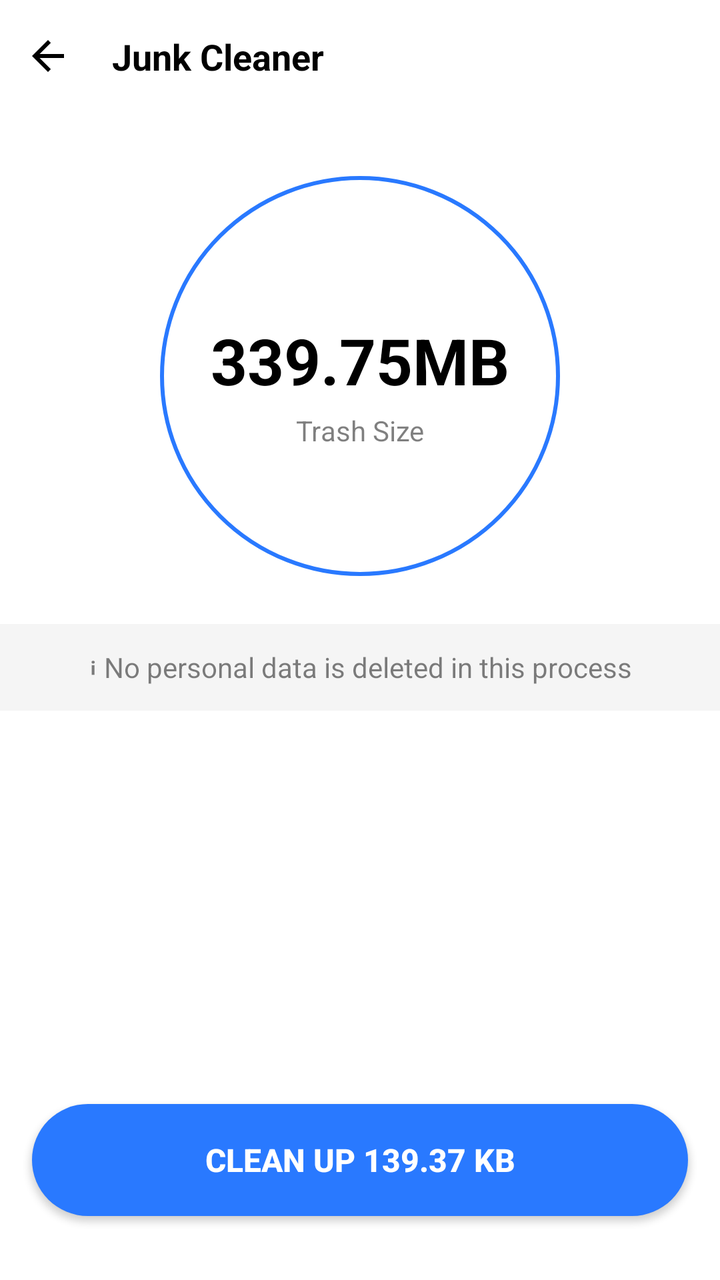
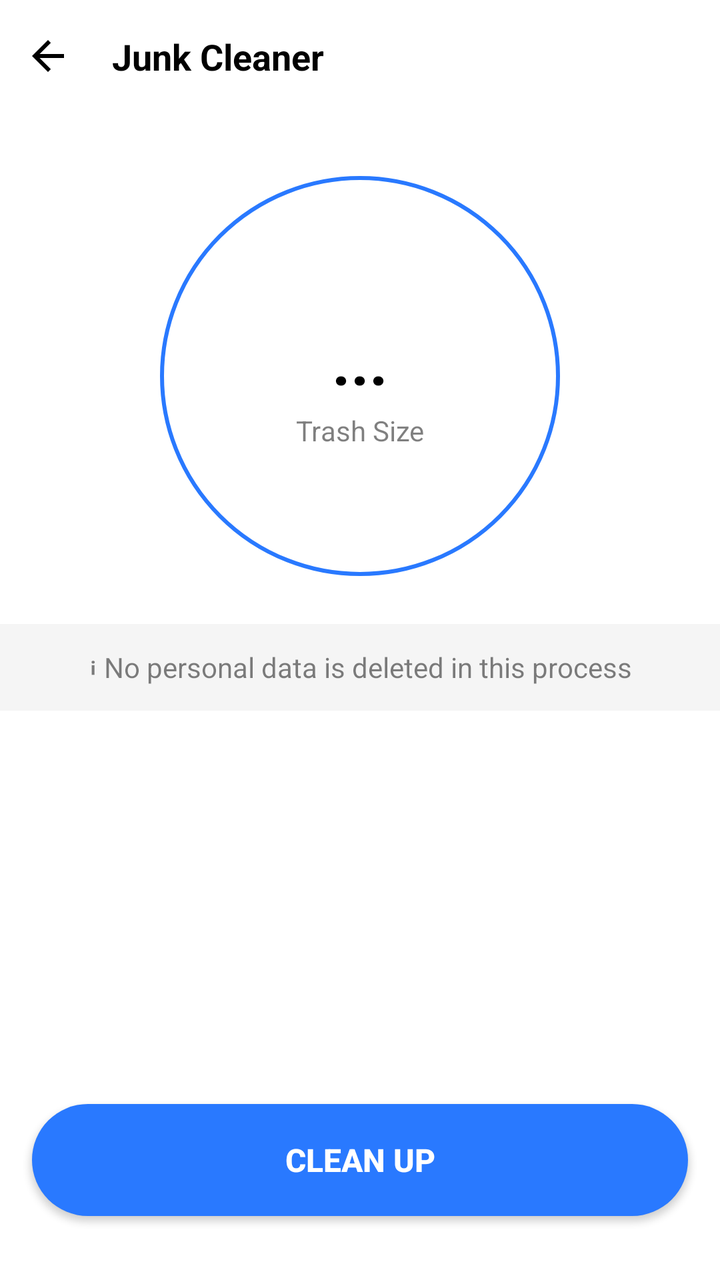

Screens rendered from an Android XML layout before and after an edit, with the pre-edit source and the edit as a unified diff.
<!-- AndroidManifest.xml: activity theme Theme.MobileCleaner -->
<!-- res/layout/activity_junk_cleaner.xml -->
<?xml version="1.0" encoding="utf-8"?>
<androidx.constraintlayout.widget.ConstraintLayout
    xmlns:android="http://schemas.android.com/apk/res/android"
    xmlns:app="http://schemas.android.com/apk/res-auto"
    android:layout_width="match_parent"
    android:layout_height="match_parent"
    android:background="@color/white">

    
    <androidx.constraintlayout.widget.ConstraintLayout
        android:id="@+id/toolbar"
        android:layout_width="match_parent"
        android:layout_height="56dp"
        android:background="@color/white"
        app:layout_constraintTop_toTopOf="parent">

        <ImageView
            android:id="@+id/btn_back"
            android:layout_width="48dp"
            android:layout_height="48dp"
            android:src="@drawable/ic_arrow_back"
            android:padding="12dp"
            android:background="?attr/selectableItemBackgroundBorderless"
            app:layout_constraintStart_toStartOf="parent"
            app:layout_constraintTop_toTopOf="parent"
            app:layout_constraintBottom_toBottomOf="parent" />

        <TextView
            android:layout_width="wrap_content"
            android:layout_height="wrap_content"
            android:text="@string/junk_cleaner_title"
            android:textSize="18sp"
            android:textStyle="bold"
            android:textColor="@color/black"
            app:layout_constraintStart_toEndOf="@id/btn_back"
            app:layout_constraintTop_toTopOf="parent"
            app:layout_constraintBottom_toBottomOf="parent"
            android:layout_marginStart="8dp" />

    </androidx.constraintlayout.widget.ConstraintLayout>

    
    <androidx.constraintlayout.widget.ConstraintLayout
        android:id="@+id/size_container"
        android:layout_width="200dp"
        android:layout_height="200dp"
        app:layout_constraintTop_toBottomOf="@id/toolbar"
        app:layout_constraintStart_toStartOf="parent"
        app:layout_constraintEnd_toEndOf="parent"
        android:layout_marginTop="32dp">

        
        <View
            android:layout_width="match_parent"
            android:layout_height="match_parent"
            android:background="@drawable/circle_outline_blue" />

        
        <TextView
            android:id="@+id/tv_total_size"
            android:layout_width="wrap_content"
            android:layout_height="wrap_content"
            android:text="339.75MB"
            android:textSize="32sp"
            android:textStyle="bold"
            android:textColor="@color/black"
            app:layout_constraintTop_toTopOf="parent"
            app:layout_constraintBottom_toBottomOf="parent"
            app:layout_constraintStart_toStartOf="parent"
            app:layout_constraintEnd_toEndOf="parent"
            app:layout_constraintVertical_bias="0.45" />

        
        <TextView
            android:id="@+id/tv_total_size_label"
            android:layout_width="wrap_content"
            android:layout_height="wrap_content"
            android:text="@string/junk_cleaner_trash_size"
            android:textSize="14sp"
            android:textColor="@color/gray_dark"
            app:layout_constraintTop_toBottomOf="@id/tv_total_size"
            app:layout_constraintStart_toStartOf="parent"
            app:layout_constraintEnd_toEndOf="parent"
            android:layout_marginTop="4dp" />

    </androidx.constraintlayout.widget.ConstraintLayout>

    
    <TextView
        android:id="@+id/tv_disclaimer"
        android:layout_width="0dp"
        android:layout_height="wrap_content"
        android:text="@string/junk_cleaner_disclaimer"
        android:textSize="14sp"
        android:textColor="@color/gray_dark"
        android:gravity="center"
        android:background="@color/gray_light"
        android:padding="12dp"
        app:layout_constraintTop_toBottomOf="@id/size_container"
        app:layout_constraintStart_toStartOf="parent"
        app:layout_constraintEnd_toEndOf="parent"
        android:layout_marginTop="24dp" />

    
    <androidx.recyclerview.widget.RecyclerView
        android:id="@+id/recycler_view"
        android:layout_width="match_parent"
        android:layout_height="0dp"
        app:layout_constraintTop_toBottomOf="@id/tv_disclaimer"
        app:layout_constraintBottom_toTopOf="@id/btn_clean_up"
        android:layout_marginTop="16dp"
        android:layout_marginBottom="16dp" />

    
    <Button
        android:id="@+id/btn_clean_up"
        android:layout_width="0dp"
        android:layout_height="56dp"
        android:text="Clean Up 139.37 KB"
        android:textSize="16sp"
        android:textStyle="bold"
        android:textColor="@color/white"
        android:background="@drawable/button_primary_bg"
        app:layout_constraintBottom_toBottomOf="parent"
        app:layout_constraintStart_toStartOf="parent"
        app:layout_constraintEnd_toEndOf="parent"
        android:layout_marginStart="16dp"
        android:layout_marginEnd="16dp"
        android:layout_marginBottom="32dp" />

</androidx.constraintlayout.widget.ConstraintLayout>
<!-- resources referenced by this layout -->
<resources>
  <color name="black">#000000</color>
  <color name="gray_dark">#80000000</color>
  <color name="gray_light">#F5F5F5</color>
  <color name="white">#FFFFFF</color>
  <!-- drawable button_primary_bg (drawable) -->
  <?xml version="1.0" encoding="utf-8"?>
  <shape xmlns:android="http://schemas.android.com/apk/res/android">
      <solid android:color="@color/blue_600"/>
      <corners android:radius="28dp"/>
  </shape>
  <!-- drawable circle_outline_blue (drawable) -->
  <?xml version="1.0" encoding="utf-8"?>
  <shape xmlns:android="http://schemas.android.com/apk/res/android"
      android:shape="oval">
  
      
      <solid android:color="@color/transparent" />
  
      
      <stroke
          android:width="2dp"
          android:color="@color/blue_600" />
  
      
      <size
          android:width="200dp"
          android:height="200dp" />
  
  </shape>
  <!-- drawable ic_arrow_back (drawable) -->
  <?xml version="1.0" encoding="utf-8"?>
  <vector xmlns:android="http://schemas.android.com/apk/res/android"
      android:width="24dp"
      android:height="24dp"
      android:viewportWidth="24"
      android:viewportHeight="24"
      android:tint="@color/black">
      <path
          android:fillColor="#FF000000"
          android:pathData="M20,11H7.83l5.59,-5.59L12,4l-8,8 8,8 1.41,-1.41L7.83,13H20v-2z"/>
  </vector>
  <string name="junk_cleaner_disclaimer">ℹ No personal data is deleted in this process</string>
  <string name="junk_cleaner_title">Junk Cleaner</string>
  <string name="junk_cleaner_trash_size">Trash Size</string>
  <style name="Theme.MobileCleaner" parent="Theme.Material3.Light.NoActionBar" />
  <color name="blue_600">#2979FF</color>
  <color name="transparent">#00000000</color>
</resources>

<!-- the commit's change to res/layout/activity_junk_cleaner.xml (unified diff, before → after) -->
@@ -41,91 +41,198 @@
 
     
     <androidx.constraintlayout.widget.ConstraintLayout
-        android:id="@+id/size_container"
-        android:layout_width="200dp"
-        android:layout_height="200dp"
+        android:id="@+id/junk_view_container"
+        android:layout_width="match_parent"
+        android:layout_height="0dp"
         app:layout_constraintTop_toBottomOf="@id/toolbar"
-        app:layout_constraintStart_toStartOf="parent"
-        app:layout_constraintEnd_toEndOf="parent"
-        android:layout_marginTop="32dp">
-
-        
-        <View
-            android:layout_width="match_parent"
-            android:layout_height="match_parent"
-            android:background="@drawable/circle_outline_blue" />
-
-        
-        <TextView
-            android:id="@+id/tv_total_size"
-            android:layout_width="wrap_content"
-            android:layout_height="wrap_content"
-            android:text="339.75MB"
-            android:textSize="32sp"
-            android:textStyle="bold"
-            android:textColor="@color/black"
-            app:layout_constraintTop_toTopOf="parent"
-            app:layout_constraintBottom_toBottomOf="parent"
-            app:layout_constraintStart_toStartOf="parent"
-            app:layout_constraintEnd_toEndOf="parent"
-            app:layout_constraintVertical_bias="0.45" />
-
-        
-        <TextView
-            android:id="@+id/tv_total_size_label"
-            android:layout_width="wrap_content"
-            android:layout_height="wrap_content"
-            android:text="@string/junk_cleaner_trash_size"
+        app:layout_constraintBottom_toBottomOf="parent">
+
+        
+        <androidx.constraintlayout.widget.ConstraintLayout
+            android:id="@+id/size_container"
+            android:layout_width="200dp"
+            android:layout_height="200dp"
+            app:layout_constraintTop_toTopOf="parent"
+            app:layout_constraintStart_toStartOf="parent"
+            app:layout_constraintEnd_toEndOf="parent"
+            android:layout_marginTop="32dp">
+
+            
+            <View
+                android:layout_width="match_parent"
+                android:layout_height="match_parent"
+                android:background="@drawable/circle_outline_blue" />
+
+            
+            <TextView
+                android:id="@+id/tv_total_size"
+                android:layout_width="wrap_content"
+                android:layout_height="wrap_content"
+                android:text="..."
+                android:textSize="32sp"
+                android:textStyle="bold"
+                android:textColor="@color/black"
+                app:layout_constraintTop_toTopOf="parent"
+                app:layout_constraintBottom_toBottomOf="parent"
+                app:layout_constraintStart_toStartOf="parent"
+                app:layout_constraintEnd_toEndOf="parent"
+                app:layout_constraintVertical_bias="0.45" />
+
+            
+            <TextView
+                android:id="@+id/tv_total_size_label"
+                android:layout_width="wrap_content"
+                android:layout_height="wrap_content"
+                android:text="@string/junk_cleaner_trash_size"
+                android:textSize="14sp"
+                android:textColor="@color/gray_dark"
+                app:layout_constraintTop_toBottomOf="@id/tv_total_size"
+                app:layout_constraintStart_toStartOf="parent"
+                app:layout_constraintEnd_toEndOf="parent"
+                android:layout_marginTop="4dp" />
+
+        </androidx.constraintlayout.widget.ConstraintLayout>
+
+        
+        <TextView
+            android:id="@+id/tv_disclaimer"
+            android:layout_width="0dp"
+            android:layout_height="wrap_content"
+            android:text="@string/junk_cleaner_disclaimer"
             android:textSize="14sp"
             android:textColor="@color/gray_dark"
-            app:layout_constraintTop_toBottomOf="@id/tv_total_size"
-            app:layout_constraintStart_toStartOf="parent"
-            app:layout_constraintEnd_toEndOf="parent"
-            android:layout_marginTop="4dp" />
+            android:gravity="center"
+            android:background="@color/gray_light"
+            android:padding="12dp"
+            app:layout_constraintTop_toBottomOf="@id/size_container"
+            app:layout_constraintStart_toStartOf="parent"
+            app:layout_constraintEnd_toEndOf="parent"
+            android:layout_marginTop="24dp" />
+
+        
+        <androidx.recyclerview.widget.RecyclerView
+            android:id="@+id/recycler_view"
+            android:layout_width="match_parent"
+            android:layout_height="0dp"
+            app:layout_constraintTop_toBottomOf="@id/tv_disclaimer"
+            app:layout_constraintBottom_toTopOf="@id/btn_clean_up"
+            android:layout_marginTop="16dp"
+            android:layout_marginBottom="16dp" />
+
+        
+        <Button
+            android:id="@+id/btn_clean_up"
+            android:layout_width="0dp"
+            android:layout_height="56dp"
+            android:text="Clean Up"
+            android:textSize="16sp"
+            android:textStyle="bold"
+            android:textColor="@color/white"
+            android:background="@drawable/button_primary_bg"
+            app:layout_constraintBottom_toBottomOf="parent"
+            app:layout_constraintStart_toStartOf="parent"
+            app:layout_constraintEnd_toEndOf="parent"
+            android:layout_marginStart="16dp"
+            android:layout_marginEnd="16dp"
+            android:layout_marginBottom="32dp" />
 
     </androidx.constraintlayout.widget.ConstraintLayout>
 
     
-    <TextView
-        android:id="@+id/tv_disclaimer"
-        android:layout_width="0dp"
-        android:layout_height="wrap_content"
-        android:text="@string/junk_cleaner_disclaimer"
-        android:textSize="14sp"
-        android:textColor="@color/gray_dark"
-        android:gravity="center"
-        android:background="@color/gray_light"
-        android:padding="12dp"
-        app:layout_constraintTop_toBottomOf="@id/size_container"
-        app:layout_constraintStart_toStartOf="parent"
-        app:layout_constraintEnd_toEndOf="parent"
-        android:layout_marginTop="24dp" />
-
-    
-    <androidx.recyclerview.widget.RecyclerView
-        android:id="@+id/recycler_view"
+    <androidx.constraintlayout.widget.ConstraintLayout
+        android:id="@+id/progress_container"
         android:layout_width="match_parent"
         android:layout_height="0dp"
-        app:layout_constraintTop_toBottomOf="@id/tv_disclaimer"
-        app:layout_constraintBottom_toTopOf="@id/btn_clean_up"
-        android:layout_marginTop="16dp"
-        android:layout_marginBottom="16dp" />
-
-    
-    <Button
-        android:id="@+id/btn_clean_up"
-        android:layout_width="0dp"
-        android:layout_height="56dp"
-        android:text="Clean Up 139.37 KB"
-        android:textSize="16sp"
-        android:textStyle="bold"
-        android:textColor="@color/white"
-        android:background="@drawable/button_primary_bg"
-        app:layout_constraintBottom_toBottomOf="parent"
-        app:layout_constraintStart_toStartOf="parent"
-        app:layout_constraintEnd_toEndOf="parent"
-        android:layout_marginStart="16dp"
-        android:layout_marginEnd="16dp"
-        android:layout_marginBottom="32dp" />
+        android:visibility="gone"
+        app:layout_constraintTop_toBottomOf="@id/toolbar"
+        app:layout_constraintBottom_toBottomOf="parent">
+
+        
+        <ProgressBar
+            android:id="@+id/circular_progress_bar"
+            style="?android:attr/progressBarStyleHorizontal"
+            android:layout_width="200dp"
+            android:layout_height="200dp"
+            android:progress="0"
+            android:max="100"
+            android:progressDrawable="@drawable/circular_progress_drawable"
+            app:layout_constraintTop_toTopOf="parent"
+            app:layout_constraintStart_toStartOf="parent"
+            app:layout_constraintEnd_toEndOf="parent"
+            app:layout_constraintVertical_bias="0.25"
+            android:layout_marginTop="32dp" />
+
+        
+        <TextView
+            android:id="@+id/tv_progress_percent"
+            android:layout_width="wrap_content"
+            android:layout_height="wrap_content"
+            android:text="60%"
+            android:textSize="48sp"
+            android:textStyle="bold"
+            android:textColor="@color/black"
+            app:layout_constraintTop_toTopOf="@id/circular_progress_bar"
+            app:layout_constraintBottom_toBottomOf="@id/circular_progress_bar"
+            app:layout_constraintStart_toStartOf="@id/circular_progress_bar"
+            app:layout_constraintEnd_toEndOf="@id/circular_progress_bar" />
+
+        
+        <TextView
+            android:id="@+id/tv_progress_status"
+            android:layout_width="wrap_content"
+            android:layout_height="wrap_content"
+            android:text="Cleaning..."
+            android:textSize="16sp"
+            android:textColor="@color/gray_dark"
+            app:layout_constraintTop_toBottomOf="@id/circular_progress_bar"
+            app:layout_constraintStart_toStartOf="parent"
+            app:layout_constraintEnd_toEndOf="parent"
+            android:layout_marginTop="16dp" />
+
+        
+        <Button
+            android:id="@+id/btn_stop_cleaning"
+            android:layout_width="0dp"
+            android:layout_height="56dp"
+            android:text="Stop Cleaning"
+            android:textSize="16sp"
+            android:textStyle="bold"
+            android:textColor="@color/white"
+            android:background="@drawable/button_danger_bg"
+            android:drawableEnd="@drawable/ic_bolt"
+            android:drawablePadding="8dp"
+            app:layout_constraintTop_toBottomOf="@id/tv_progress_status"
+            app:layout_constraintStart_toStartOf="parent"
+            app:layout_constraintEnd_toEndOf="parent"
+            android:layout_marginStart="16dp"
+            android:layout_marginEnd="16dp"
+            android:layout_marginTop="32dp" />
+
+        
+        <TextView
+            android:layout_width="0dp"
+            android:layout_height="wrap_content"
+            android:text="@string/junk_cleaner_disclaimer"
+            android:textSize="14sp"
+            android:textColor="@color/gray_dark"
+            android:gravity="center"
+            android:background="@color/gray_light"
+            android:padding="12dp"
+            app:layout_constraintTop_toBottomOf="@id/btn_stop_cleaning"
+            app:layout_constraintStart_toStartOf="parent"
+            app:layout_constraintEnd_toEndOf="parent"
+            android:layout_marginTop="24dp" />
+
+        
+        <androidx.recyclerview.widget.RecyclerView
+            android:id="@+id/progress_recycler_view"
+            android:layout_width="match_parent"
+            android:layout_height="0dp"
+            app:layout_constraintTop_toBottomOf="@id/btn_stop_cleaning"
+            app:layout_constraintBottom_toBottomOf="parent"
+            android:layout_marginTop="80dp"
+            android:layout_marginBottom="16dp" />
+
+    </androidx.constraintlayout.widget.ConstraintLayout>
 
 </androidx.constraintlayout.widget.ConstraintLayout>
<!-- resource entries referenced after the edit -->
@@ -4,6 +4,18 @@
   <color name="gray_dark">#80000000</color>
   <color name="gray_light">#F5F5F5</color>
   <color name="white">#FFFFFF</color>
+  <!-- drawable button_danger_bg (drawable) -->
+  <?xml version="1.0" encoding="utf-8"?>
+  <shape xmlns:android="http://schemas.android.com/apk/res/android"
+      android:shape="rectangle">
+  
+      
+      <solid android:color="#F44336" />
+  
+      
+      <corners android:radius="28dp" />
+  
+  </shape>
   <!-- drawable button_primary_bg (drawable) -->
   <?xml version="1.0" encoding="utf-8"?>
   <shape xmlns:android="http://schemas.android.com/apk/res/android">
@@ -29,6 +41,35 @@
           android:height="200dp" />
   
   </shape>
+  <!-- drawable circular_progress_drawable (drawable) -->
+  <?xml version="1.0" encoding="utf-8"?>
+  <layer-list xmlns:android="http://schemas.android.com/apk/res/android">
+      
+      <item>
+          <shape
+              android:shape="ring"
+              android:innerRadiusRatio="2.5"
+              android:thicknessRatio="20"
+              android:useLevel="false">
+              <solid android:color="@color/gray_medium" />
+          </shape>
+      </item>
+  
+      
+      <item>
+          <rotate
+              android:fromDegrees="270"
+              android:toDegrees="270">
+              <shape
+                  android:shape="ring"
+                  android:innerRadiusRatio="2.5"
+                  android:thicknessRatio="20"
+                  android:useLevel="true">
+                  <solid android:color="@color/blue_600" />
+              </shape>
+          </rotate>
+      </item>
+  </layer-list>
   <!-- drawable ic_arrow_back (drawable) -->
   <?xml version="1.0" encoding="utf-8"?>
   <vector xmlns:android="http://schemas.android.com/apk/res/android"
@@ -41,11 +82,24 @@
           android:fillColor="#FF000000"
           android:pathData="M20,11H7.83l5.59,-5.59L12,4l-8,8 8,8 1.41,-1.41L7.83,13H20v-2z"/>
   </vector>
+  <!-- drawable ic_bolt (drawable) -->
+  <?xml version="1.0" encoding="utf-8"?>
+  <vector xmlns:android="http://schemas.android.com/apk/res/android"
+      android:width="24dp"
+      android:height="24dp"
+      android:viewportWidth="24"
+      android:viewportHeight="24"
+      android:tint="@color/white">
+      <path
+          android:fillColor="#FF000000"
+          android:pathData="M11,21H9L13,3H15L11,21Z"/>
+  </vector>
   <string name="junk_cleaner_disclaimer">ℹ No personal data is deleted in this process</string>
   <string name="junk_cleaner_title">Junk Cleaner</string>
   <string name="junk_cleaner_trash_size">Trash Size</string>
   <style name="Theme.MobileCleaner" parent="Theme.Material3.Light.NoActionBar" />
   <color name="blue_600">#2979FF</color>
   <color name="transparent">#00000000</color>
+  <color name="gray_medium">#E0E0E0</color>
 </resources>
 
